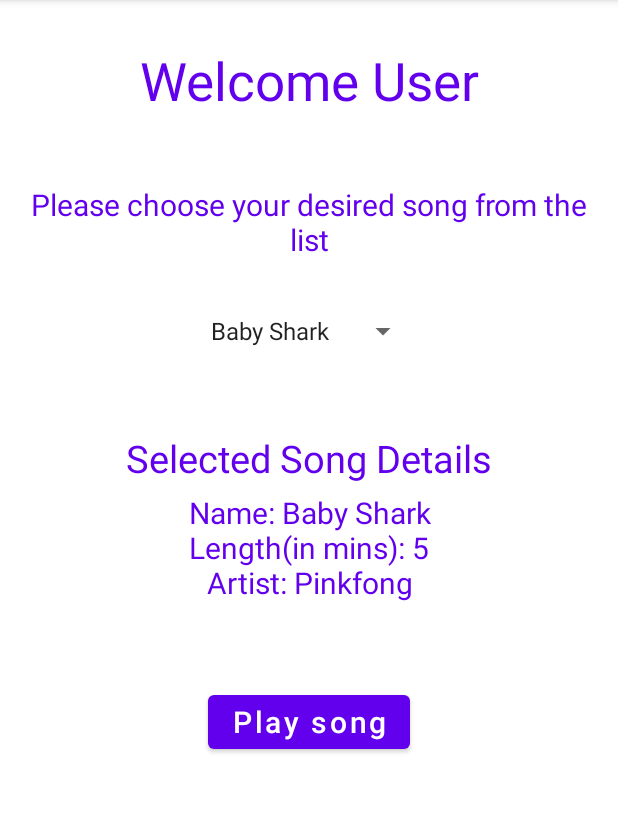
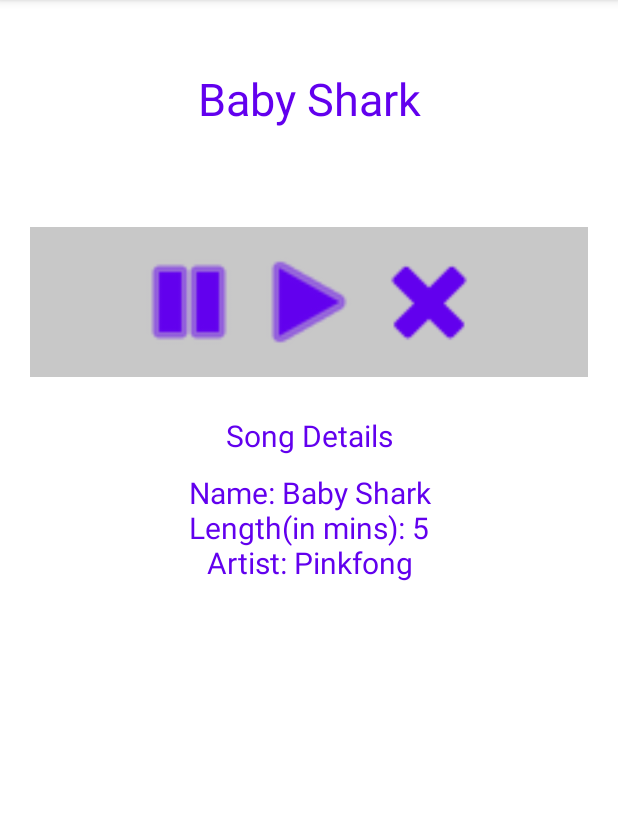
Before and after one commit to omarbaba99/SongBytesApp, an Android app: the DisplaySongFragment screen opened directly, with no data from a screen before it, after a tap on "Play song", on a phone screen of 412 x 824 dp, the part 84-897 px from its top. Run offline under Robolectric (Android 15) with nearby library versions, the phone set to English and light mode, and no system bars.

Commit message:
Song Player Added

```diff
--- a/app/src/main/AndroidManifest.xml
+++ b/app/src/main/AndroidManifest.xml
@@ -9,7 +9,8 @@
         android:roundIcon="@mipmap/ic_launcher_round"
         android:supportsRtl="true"
         android:theme="@style/Theme.SongBytesApp">
-        <activity android:name=".AddSongActivity"></activity>
+        <activity android:name=".PlaySongActivity"></activity>
+        <activity android:name=".AddSongActivity" />
         <activity android:name=".SongsActivity" />
         <activity android:name=".AdminActivity" />
         <activity android:name=".MainActivity">
--- a/app/src/main/java/com/example/songbytesapp/DisplaySongFragment.java
+++ b/app/src/main/java/com/example/songbytesapp/DisplaySongFragment.java
@@ -106,7 +106,10 @@
             @Override
             public void onClick(View v)
             {
-                //Play Song
+                Intent intent = new Intent(getActivity(), PlaySongActivity.class);
+                intent.putExtra("songData", songData);
+                intent.putExtra("songName", songName);
+                startActivity(intent);
             }
         });
         return view;
--- /dev/null
+++ b/app/src/main/java/com/example/songbytesapp/PlaySongActivity.java
@@ -0,0 +1,63 @@
+package com.example.songbytesapp;
+
+import androidx.appcompat.app.AppCompatActivity;
+
+import android.content.Intent;
+import android.media.MediaPlayer;
+import android.os.Bundle;
+import android.view.View;
+import android.widget.TextView;
+
+public class PlaySongActivity extends AppCompatActivity {
+    MediaPlayer music;
+    int resId;
+    @Override
+    protected void onCreate(Bundle savedInstanceState) {
+        super.onCreate(savedInstanceState);
+        setContentView(R.layout.activity_play_song);
+
+        Intent intent = getIntent();
+        String songData = intent.getStringExtra("songData");
+        TextView textView = (TextView) findViewById(R.id.playMainTextHeader3);
+        textView.setText(songData);
+
+        String songName = intent.getStringExtra("songName");
+        TextView textView2 = (TextView) findViewById(R.id.playMainTextHeader);
+        textView2.setText(songName);
+
+        String SongId = "";
+        if(songName.equals("Waka Waka")) {
+            SongId += "wakawaka";
+        }
+        else if(songName.equals("Despacito")) {
+            SongId += "despacito";
+        }
+        else if(songName.equals("Baby Shark")) {
+            SongId += "babyshark";
+        }
+        String packageName = getPackageName();
+        resId = getResources().getIdentifier(SongId, "raw", packageName);
+        music = MediaPlayer.create(
+                this, resId);
+
+    }
+
+    public void musicplay(View v)
+    {
+        music.start();
+    }
+
+    // Pausing the music
+    public void musicpause(View v)
+    {
+        music.pause();
+    }
+
+    // Stoping the music
+    public void musicstop(View v)
+    {
+        music.stop();
+        music = MediaPlayer.create(
+                this, resId);
+    }
+}
--- /dev/null
+++ b/app/src/main/res/layout/activity_play_song.xml
@@ -0,0 +1,78 @@
+<?xml version="1.0" encoding="utf-8"?>
+<RelativeLayout xmlns:android="http://schemas.android.com/apk/res/android"
+    xmlns:app="http://schemas.android.com/apk/res-auto"
+    xmlns:tools="http://schemas.android.com/tools"
+    android:layout_width="match_parent"
+    android:layout_height="match_parent"
+    tools:context=".PlaySongActivity">
+
+    <TextView
+        android:id="@+id/playMainTextHeader"
+        android:layout_width="match_parent"
+        android:layout_height="wrap_content"
+        android:layout_below="@+id/button_select"
+        android:layout_centerHorizontal="true"
+        android:layout_margin="45dp"
+        android:gravity="center"
+        android:textColor="@color/design_default_color_primary"
+        android:textSize="30sp"/>
+
+    <LinearLayout
+        android:id="@+id/linLayout"
+        android:layout_width="match_parent"
+        android:layout_height="100dp"
+        android:layout_below="@+id/playMainTextHeader"
+        android:layout_margin="20dp"
+        android:background="@color/cardview_shadow_start_color"
+        android:orientation="horizontal"
+        android:gravity="center_horizontal"
+        android:padding="10dp">
+
+        <Button
+            android:id="@+id/pause"
+            style="@style/Widget.AppCompat.Button.Borderless.Colored"
+            android:layout_width="80dp"
+            android:layout_height="match_parent"
+            android:background="@android:drawable/ic_media_pause"
+            android:onClick="musicpause" />
+
+        <Button
+            android:id="@+id/start"
+            style="@style/Widget.AppCompat.Button.Borderless"
+            android:layout_width="80dp"
+            android:layout_height="match_parent"
+            android:background="@android:drawable/ic_media_play"
+            android:onClick="musicplay" />
+
+        <Button
+            android:id="@+id/stop"
+            style="@style/Widget.AppCompat.Button.Borderless"
+            android:layout_width="80dp"
+            android:layout_height="match_parent"
+            android:background="@android:drawable/ic_delete"
+            android:onClick="musicstop" />
+    </LinearLayout>
+    <TextView
+        android:id="@+id/playMainTextHeader2"
+        android:layout_width="match_parent"
+        android:layout_height="wrap_content"
+        android:layout_below="@+id/linLayout"
+        android:layout_centerHorizontal="true"
+        android:layout_margin="5dp"
+        android:gravity="center"
+        android:text="Song Details"
+        android:textColor="@color/design_default_color_primary"
+        android:textSize="20sp"/>
+
+    <TextView
+        android:id="@+id/playMainTextHeader3"
+        android:layout_width="match_parent"
+        android:layout_height="wrap_content"
+        android:layout_below="@+id/playMainTextHeader2"
+        android:layout_centerHorizontal="true"
+        android:layout_margin="5dp"
+        android:gravity="center"
+        android:textColor="@color/design_default_color_primary"
+        android:textSize="20sp"/>
+
+</RelativeLayout>
```
